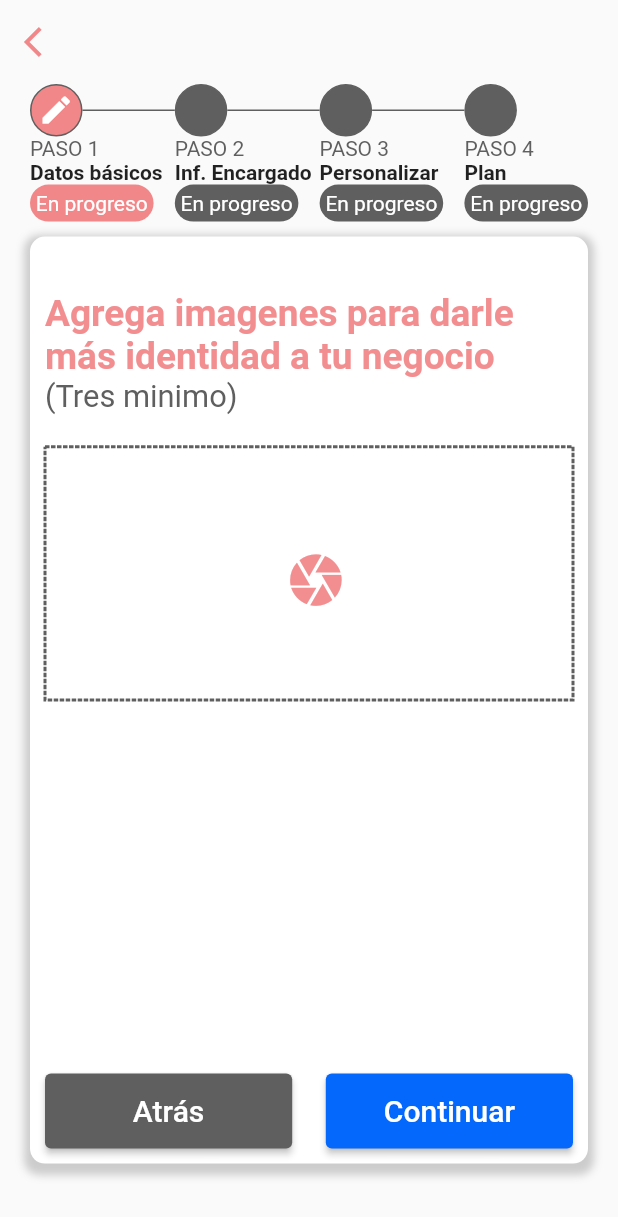
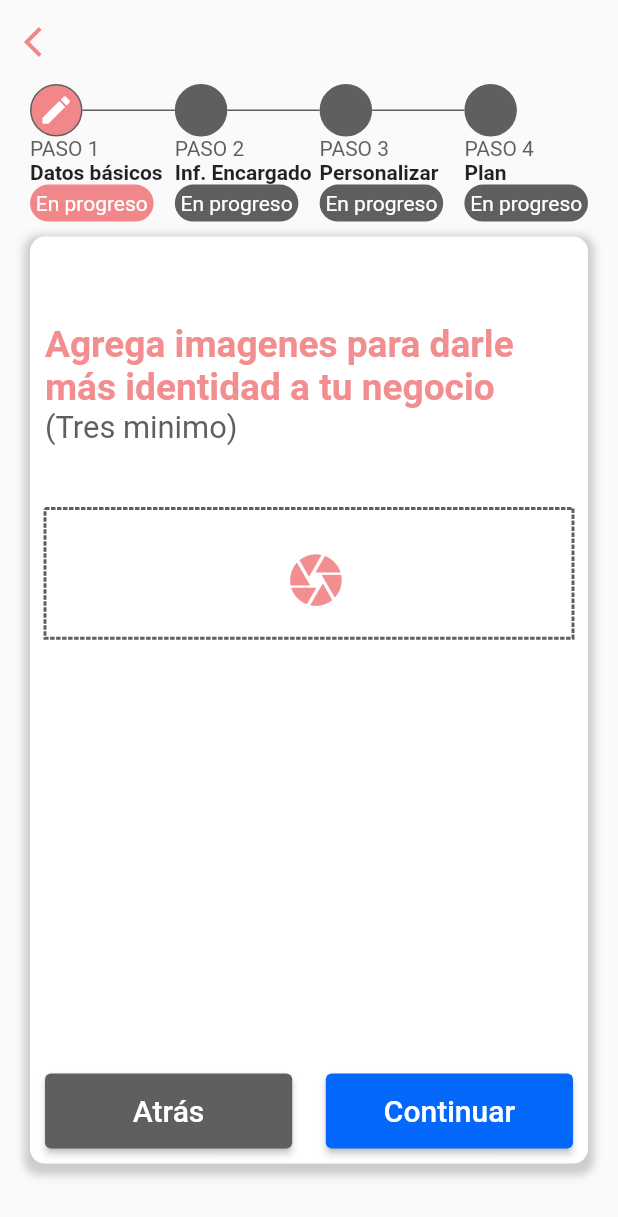
Before and after one commit to jesusManuelJuarez/FinderPymes, a Flutter app: the DatosEmpresaPage screen opened directly, swiped to page 3, on a phone screen of 412 x 824 dp. Shown: the top 1217 px of the screen. Run offline on Flutter 3.47's test engine with Material 2 defaults, Android fonts, the light colour scheme and no system bars; drawn by our look-alikes of dotted_border.

Commit message:
cambios en step3

```diff
--- a/lib/feature/pymes/presentation/pages/datosEmpresa.dart
+++ b/lib/feature/pymes/presentation/pages/datosEmpresa.dart
@@ -733,7 +733,7 @@ Widget Step3(PageController pageController, BuildContext context) {
                 strokeWidth: 2,
                 child: SizedBox(
                   width: SizeResponsize.blockSizeHorizontal(100),
-                  height: SizeResponsize.blockSizeVertical(20),
+                  height: SizeResponsize.blockSizeVertical(10),
                   child: Center(
                     child: IconButton(
                         onPressed: () {},
```
